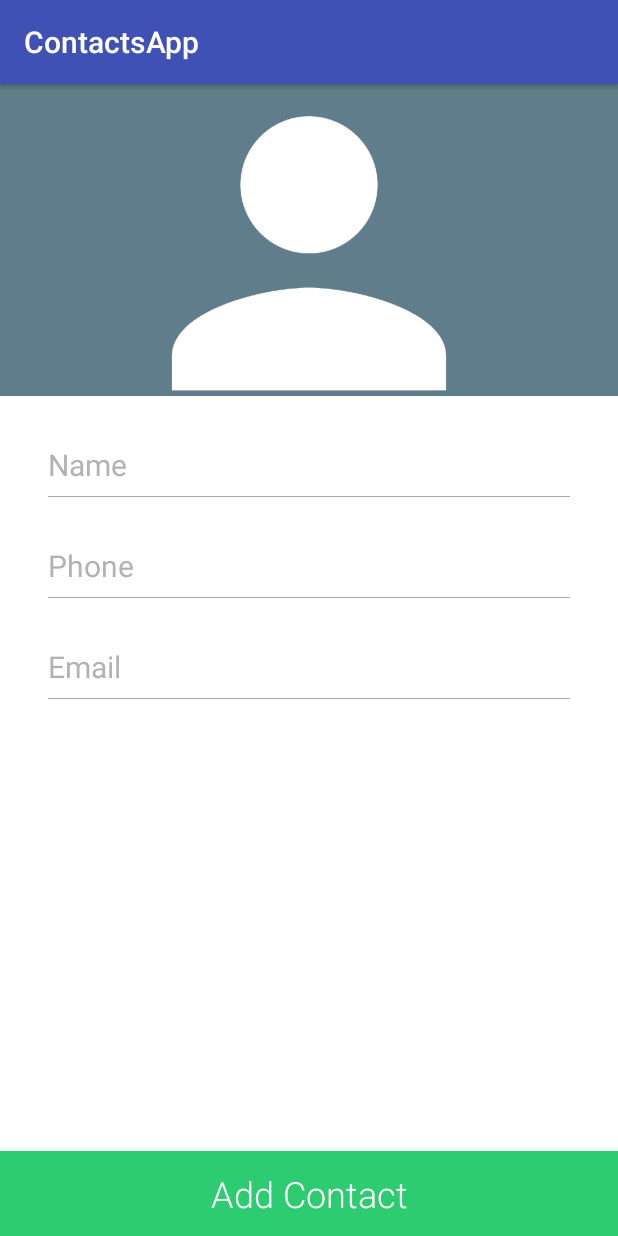
After one commit to AndroidTestingWorkshop/ContactsApp, an Android app: the AddContactActivity screen opened directly, with no data from a screen before it, on a phone screen of 412 x 824 dp. The commit adds this screen. Run offline under Robolectric (Android 15) with nearby library versions, the phone set to English and light mode, and no system bars.

Commit message:
Adding add contact screen

```diff
--- a/app/build.gradle
+++ b/app/build.gradle
@@ -30,4 +30,5 @@ dependencies {
     compile 'io.reactivex:rxandroid:1.2.1'
     compile 'io.reactivex:rxjava:1.1.6'
     compile 'com.android.support:recyclerview-v7:24.2.1'
+    compile 'com.android.support:design:24.2.1'
 }
--- a/app/src/main/AndroidManifest.xml
+++ b/app/src/main/AndroidManifest.xml
@@ -17,7 +17,8 @@
                 <category android:name="android.intent.category.LAUNCHER" />
             </intent-filter>
         </activity>
-        <activity android:name=".ContactActivity"></activity>
+        <activity android:name=".ContactActivity" />
+        <activity android:name=".AddContactActivity"></activity>
     </application>
 
 </manifest>
--- /dev/null
+++ b/app/src/main/java/net/chiragaggarwal/contactsapp/AddContactActivity.java
@@ -0,0 +1,12 @@
+package net.chiragaggarwal.contactsapp;
+
+import android.os.Bundle;
+import android.support.v7.app.AppCompatActivity;
+
+public class AddContactActivity extends AppCompatActivity {
+    @Override
+    protected void onCreate(Bundle savedInstanceState) {
+        super.onCreate(savedInstanceState);
+        setContentView(R.layout.activity_add_contact);
+    }
+}
--- a/app/src/main/java/net/chiragaggarwal/contactsapp/ContactsActivity.java
+++ b/app/src/main/java/net/chiragaggarwal/contactsapp/ContactsActivity.java
@@ -2,9 +2,11 @@ package net.chiragaggarwal.contactsapp;
 
 import android.content.Intent;
 import android.os.Bundle;
+import android.support.design.widget.FloatingActionButton;
 import android.support.v7.app.AppCompatActivity;
 import android.support.v7.widget.LinearLayoutManager;
 import android.support.v7.widget.RecyclerView;
+import android.view.View;
 
 import java.util.List;
 
@@ -25,12 +27,20 @@ public class ContactsActivity extends AppCompatActivity {
         setContentView(R.layout.activity_contacts);
 
         listContacts = (RecyclerView) findViewById(R.id.list_contacts);
+        FloatingActionButton fabAddContact = (FloatingActionButton) findViewById(R.id.fab_add_contact);
         listContacts.setLayoutManager(new LinearLayoutManager(this, LinearLayoutManager.VERTICAL, false));
         contactsAdapter = new ContactsAdapter(this, new OnContactClickListener() {
             @Override
             public void onContactClick(int contactId) {
                 Intent contactIntent = new Intent(ContactsActivity.this, ContactActivity.class);
                 contactIntent.putExtra(Contact.ID, contactId);
+                startActivity(contactIntent);
+            }
+        });
+        fabAddContact.setOnClickListener(new View.OnClickListener() {
+            @Override
+            public void onClick(View v) {
+                Intent contactIntent = new Intent(ContactsActivity.this, AddContactActivity.class);
                 startActivity(contactIntent);
             }
         });
--- /dev/null
+++ b/app/src/main/res/drawable/border_bottom.xml
@@ -0,0 +1,13 @@
+<?xml version="1.0" encoding="utf-8"?>
+<layer-list xmlns:android="http://schemas.android.com/apk/res/android">
+    <item>
+        <shape android:shape="rectangle">
+            <solid android:color="@android:color/darker_gray" />
+        </shape>
+    </item>
+    <item android:bottom="1dp">
+        <shape android:shape="rectangle">
+            <solid android:color="#FFFFFF" />
+        </shape>
+    </item>
+</layer-list>
--- /dev/null
+++ b/app/src/main/res/layout/activity_add_contact.xml
@@ -0,0 +1,74 @@
+<?xml version="1.0" encoding="utf-8"?>
+<RelativeLayout xmlns:android="http://schemas.android.com/apk/res/android"
+    android:layout_width="match_parent"
+    android:layout_height="match_parent">
+
+    <LinearLayout xmlns:android="http://schemas.android.com/apk/res/android"
+        xmlns:tools="http://schemas.android.com/tools"
+        android:id="@+id/activity_add_contact"
+        android:layout_width="match_parent"
+        android:layout_height="match_parent"
+        android:background="@android:color/white"
+        android:orientation="vertical"
+        tools:context="net.chiragaggarwal.contactsapp.AddContactActivity">
+
+        <ImageView
+            android:layout_width="match_parent"
+            android:layout_height="wrap_content"
+            android:adjustViewBounds="true"
+            android:src="@drawable/add_contact" />
+
+        <TextView
+            android:layout_width="match_parent"
+            android:layout_height="wrap_content"
+            android:layout_marginLeft="32dp"
+            android:layout_marginRight="32dp"
+            android:layout_marginTop="24dp"
+            android:background="@drawable/border_bottom"
+            android:hint="@string/name"
+            android:paddingBottom="8dp"
+            android:paddingTop="8dp"
+            android:textColorHint="@color/light_gray"
+            android:textSize="20sp" />
+
+        <TextView
+            android:layout_width="match_parent"
+            android:layout_height="wrap_content"
+            android:layout_marginLeft="32dp"
+            android:layout_marginRight="32dp"
+            android:layout_marginTop="24dp"
+            android:background="@drawable/border_bottom"
+            android:hint="@string/phone"
+            android:paddingBottom="8dp"
+            android:paddingTop="8dp"
+            android:textColorHint="@color/light_gray"
+            android:textSize="20sp" />
+
+        <TextView
+            android:layout_width="match_parent"
+            android:layout_height="wrap_content"
+            android:layout_marginLeft="32dp"
+            android:layout_marginRight="32dp"
+            android:layout_marginTop="24dp"
+            android:background="@drawable/border_bottom"
+            android:hint="@string/email"
+            android:paddingBottom="8dp"
+            android:paddingTop="8dp"
+            android:textColorHint="@color/light_gray"
+            android:textSize="20sp" />
+
+    </LinearLayout>
+
+    <TextView
+        android:layout_width="match_parent"
+        android:layout_height="wrap_content"
+        android:layout_alignParentBottom="true"
+        android:background="@color/add_contact_green"
+        android:fontFamily="sans-serif-light"
+        android:padding="12dp"
+        android:text="@string/add_contact"
+        android:textAlignment="center"
+        android:textColor="@android:color/white"
+        android:textSize="24sp" />
+
+</RelativeLayout>
--- a/app/src/main/res/layout/activity_contacts.xml
+++ b/app/src/main/res/layout/activity_contacts.xml
@@ -1,5 +1,6 @@
 <?xml version="1.0" encoding="utf-8"?>
 <FrameLayout xmlns:android="http://schemas.android.com/apk/res/android"
+    xmlns:app="http://schemas.android.com/apk/res-auto"
     xmlns:tools="http://schemas.android.com/tools"
     android:layout_width="match_parent"
     android:layout_height="match_parent"
@@ -10,4 +11,13 @@
         android:layout_width="match_parent"
         android:layout_height="match_parent" />
 
+    <android.support.design.widget.FloatingActionButton
+        android:id="@+id/fab_add_contact"
+        android:layout_width="wrap_content"
+        android:layout_height="wrap_content"
+        android:layout_gravity="bottom|right"
+        android:src="@drawable/ic_person_add_white_24dp"
+        android:layout_margin="16dp"
+        app:fabSize="normal" />
+
 </FrameLayout>
--- a/app/src/main/res/values/colors.xml
+++ b/app/src/main/res/values/colors.xml
@@ -3,4 +3,6 @@
     <color name="colorPrimary">#3F51B5</color>
     <color name="colorPrimaryDark">#303F9F</color>
     <color name="colorAccent">#FF4081</color>
+    <color name="light_gray">#aa8c8c8c</color>
+    <color name="add_contact_green">#2ecc71</color>
 </resources>
--- a/app/src/main/res/values/strings.xml
+++ b/app/src/main/res/values/strings.xml
@@ -1,4 +1,8 @@
 <resources>
     <string name="app_name">ContactsApp</string>
     <string name="base_url">http://gojek-contacts-app.herokuapp.com/</string>
+    <string name="name">Name</string>
+    <string name="email">Email</string>
+    <string name="phone">Phone</string>
+    <string name="add_contact">Add Contact</string>
 </resources>
```
Also changed, not shown: app/src/main/res/drawable-hdpi/ic_person_add_white_24dp.png (added), app/src/main/res/drawable-mdpi/ic_person_add_white_24dp.png (added), app/src/main/res/drawable-xhdpi/ic_person_add_white_24dp.png (added), app/src/main/res/drawable-xxhdpi/ic_person_add_white_24dp.png (added), app/src/main/res/drawable-xxxhdpi/ic_person_add_white_24dp.png (added), app/src/main/res/drawable/add_contact.png (added).
